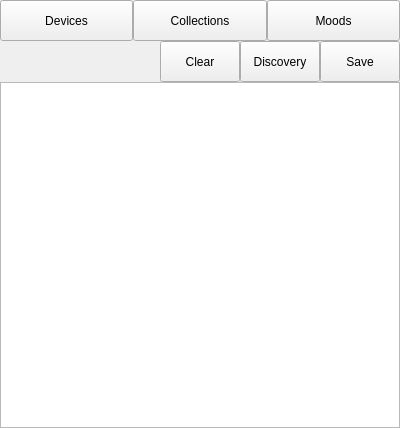
Old version of the form src/connectionpage.ui in the repository timsee/Corluma.
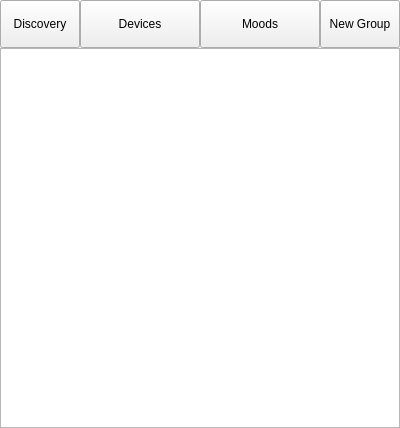
New version of the form.

```diff
--- a/src/connectionpage.ui
+++ b/src/connectionpage.ui
@@ -13,7 +13,7 @@
   <property name="windowTitle">
    <string>Form</string>
   </property>
-  <layout class="QGridLayout" name="gridLayout" rowstretch="0,2,2,17">
+  <layout class="QGridLayout" name="gridLayout" rowstretch="0,5,40">
    <property name="leftMargin">
     <number>0</number>
    </property>
@@ -30,111 +30,9 @@
     <number>0</number>
    </property>
    <item row="2" column="0">
-    <layout class="QHBoxLayout" name="connectionLayout" stretch="8,2,2,2">
-     <item>
-      <spacer name="horizontalSpacer">
-       <property name="orientation">
-        <enum>Qt::Horizontal</enum>
-       </property>
-       <property name="sizeHint" stdset="0">
-        <size>
-         <width>40</width>
-         <height>20</height>
-        </size>
-       </property>
-      </spacer>
-     </item>
-     <item>
-      <widget class="QPushButton" name="clearButton">
-       <property name="sizePolicy">
-        <sizepolicy hsizetype="Minimum" vsizetype="Expanding">
-         <horstretch>0</horstretch>
-         <verstretch>0</verstretch>
-        </sizepolicy>
-       </property>
-       <property name="text">
-        <string>Clear</string>
-       </property>
-      </widget>
-     </item>
-     <item>
-      <widget class="QPushButton" name="discoveryButton">
-       <property name="sizePolicy">
-        <sizepolicy hsizetype="Minimum" vsizetype="Expanding">
-         <horstretch>0</horstretch>
-         <verstretch>0</verstretch>
-        </sizepolicy>
-       </property>
-       <property name="text">
-        <string>Discovery</string>
-       </property>
-      </widget>
-     </item>
-     <item>
-      <widget class="QPushButton" name="groupSaveButton">
-       <property name="sizePolicy">
-        <sizepolicy hsizetype="Expanding" vsizetype="Expanding">
-         <horstretch>0</horstretch>
-         <verstretch>0</verstretch>
-        </sizepolicy>
-       </property>
-       <property name="text">
-        <string>Save</string>
-       </property>
-      </widget>
-     </item>
-    </layout>
-   </item>
-   <item row="1" column="0">
-    <layout class="QHBoxLayout" name="horizontalLayout">
-     <property name="spacing">
-      <number>0</number>
-     </property>
-     <item>
-      <widget class="QPushButton" name="devicesButton">
-       <property name="sizePolicy">
-        <sizepolicy hsizetype="Minimum" vsizetype="Expanding">
-         <horstretch>0</horstretch>
-         <verstretch>0</verstretch>
-        </sizepolicy>
-       </property>
-       <property name="text">
-        <string>Devices</string>
-       </property>
-      </widget>
-     </item>
-     <item>
-      <widget class="QPushButton" name="collectionsButton">
-       <property name="sizePolicy">
-        <sizepolicy hsizetype="Minimum" vsizetype="Expanding">
-         <horstretch>0</horstretch>
-         <verstretch>0</verstretch>
-        </sizepolicy>
-       </property>
-       <property name="text">
-        <string>Collections</string>
-       </property>
-      </widget>
-     </item>
-     <item>
-      <widget class="QPushButton" name="moodsButton">
-       <property name="sizePolicy">
-        <sizepolicy hsizetype="Minimum" vsizetype="Expanding">
-         <horstretch>0</horstretch>
-         <verstretch>0</verstretch>
-        </sizepolicy>
-       </property>
-       <property name="text">
-        <string>Moods</string>
-       </property>
-      </widget>
-     </item>
-    </layout>
-   </item>
-   <item row="3" column="0">
     <widget class="QListWidget" name="connectionList">
      <property name="sizePolicy">
-      <sizepolicy hsizetype="Minimum" vsizetype="Minimum">
+      <sizepolicy hsizetype="Minimum" vsizetype="Expanding">
        <horstretch>0</horstretch>
        <verstretch>0</verstretch>
       </sizepolicy>
@@ -149,6 +47,15 @@
      <property name="focusPolicy">
       <enum>Qt::NoFocus</enum>
      </property>
+     <property name="midLineWidth">
+      <number>0</number>
+     </property>
+     <property name="horizontalScrollBarPolicy">
+      <enum>Qt::ScrollBarAlwaysOff</enum>
+     </property>
+     <property name="sizeAdjustPolicy">
+      <enum>QAbstractScrollArea::AdjustToContents</enum>
+     </property>
      <property name="selectionMode">
       <enum>QAbstractItemView::MultiSelection</enum>
      </property>
@@ -163,6 +70,65 @@
      </property>
     </widget>
    </item>
+   <item row="1" column="0">
+    <layout class="QHBoxLayout" name="horizontalLayout" stretch="1,2,2,1">
+     <property name="spacing">
+      <number>0</number>
+     </property>
+     <item>
+      <widget class="QPushButton" name="discoveryButton">
+       <property name="sizePolicy">
+        <sizepolicy hsizetype="Minimum" vsizetype="Expanding">
+         <horstretch>0</horstretch>
+         <verstretch>0</verstretch>
+        </sizepolicy>
+       </property>
+       <property name="text">
+        <string>Discovery</string>
+       </property>
+      </widget>
+     </item>
+     <item>
+      <widget class="QPushButton" name="devicesButton">
+       <property name="sizePolicy">
+        <sizepolicy hsizetype="Minimum" vsizetype="Expanding">
+         <horstretch>0</horstretch>
+         <verstretch>0</verstretch>
+        </sizepolicy>
+       </property>
+       <property name="text">
+        <string>Devices</string>
+       </property>
+      </widget>
+     </item>
+     <item>
+      <widget class="QPushButton" name="moodsButton">
+       <property name="sizePolicy">
+        <sizepolicy hsizetype="Minimum" vsizetype="Expanding">
+         <horstretch>0</horstretch>
+         <verstretch>0</verstretch>
+        </sizepolicy>
+       </property>
+       <property name="text">
+        <string>Moods</string>
+       </property>
+      </widget>
+     </item>
+     <item>
+      <widget class="QPushButton" name="newGroupButton">
+       <property name="sizePolicy">
+        <sizepolicy hsizetype="Minimum" vsizetype="Expanding">
+         <horstretch>0</horstretch>
+         <verstretch>0</verstretch>
+        </sizepolicy>
+       </property>
+       <property name="text">
+        <string>New Group</string>
+       </property>
+      </widget>
+     </item>
+    </layout>
+   </item>
   </layout>
  </widget>
  <resources/>
```
Left out of the diff: 2 changed lines with no effect on the pictures.
